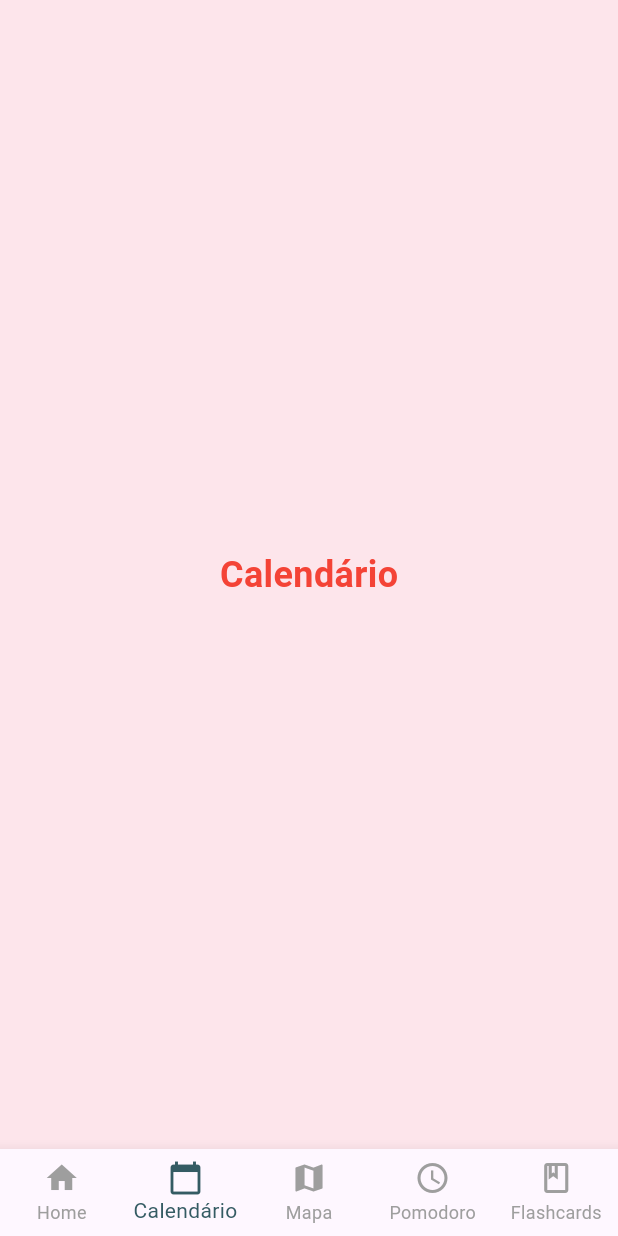
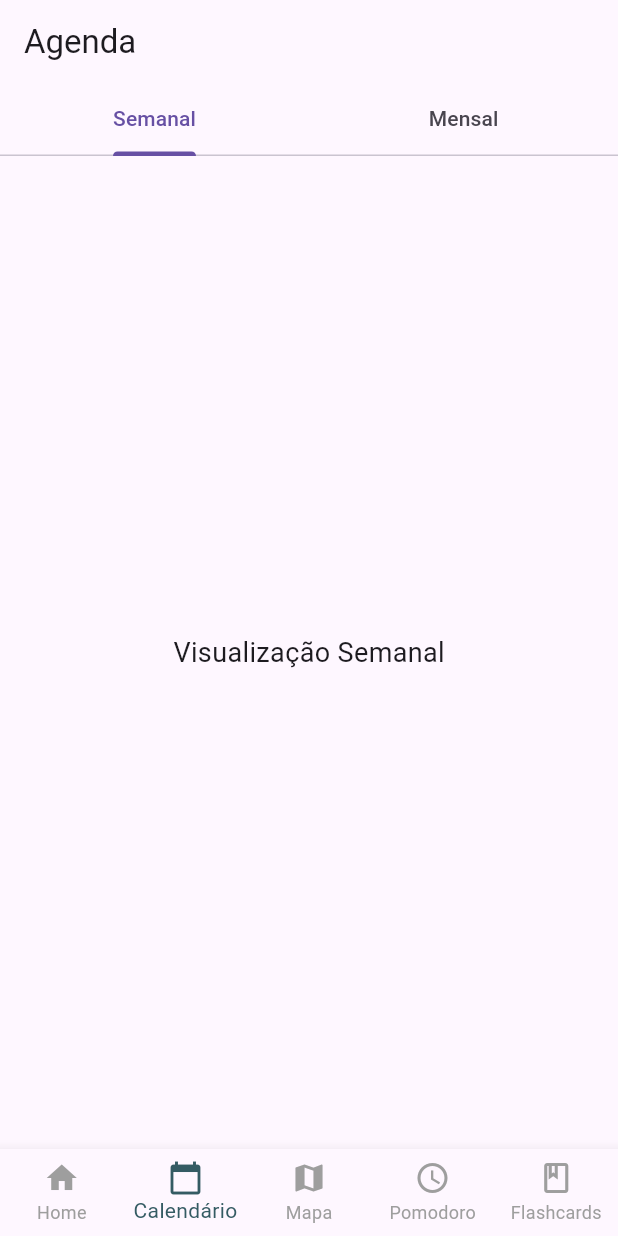
Before and after one commit to MarcelyMelo/DSI_grupo05_2025.1, a Flutter app: the MainNavigationScreen screen opened directly, item 2 of the bottom bar chosen, on a phone screen of 412 x 824 dp. Run offline on Flutter 3.47's test engine with Material 3 defaults, Android fonts, the light colour scheme and no system bars; our stand-ins replace flutter_map, geolocator, latlong2, permission_handler.

Commit message:
Conectando a agenda pelo icone do calendário por meio do import da schedule_page na home_screen.dart

```diff
--- /dev/null
+++ b/lib/features/schedule/widgets/weekly_view.dart
@@ -0,0 +1,15 @@
+import 'package:flutter/material.dart';
+
+class WeeklyView extends StatelessWidget {
+  const WeeklyView({Key? key}) : super(key: key);
+
+  @override
+  Widget build(BuildContext context) {
+    return const Center(
+      child: Text(
+        'Visualização Semanal',
+        style: TextStyle(fontSize: 18),
+      ),
+    );
+  }
+}
--- a/lib/screens/home_screen.dart
+++ b/lib/screens/home_screen.dart
@@ -4,6 +4,7 @@ import 'package:dsi_projeto/components/custom_bottom_navbar.dart'; // Importaç
 import 'package:dsi_projeto/components/colors/appColors.dart'; // Importação das cores
 import 'package:dsi_projeto/screens/pomodoro_screen.dart';
 import 'package:dsi_projeto/screens/map_screen.dart';
+import 'package:dsi_projeto/features/schedule/schedule_page.dart';
 
 class HomeScreen extends StatelessWidget {
   const HomeScreen({super.key});
@@ -30,7 +31,7 @@ class _MainNavigationScreenState extends State<MainNavigationScreen> {
 
   static const List<Widget> _pages = <Widget>[
     TaskListPage(),
-    PlaceholderWidget(Colors.red, "Calendário"),
+    SchedulePage(),
     MapScreen(),
     PomodoroScreen(), // Nova tela adicionada
     PlaceholderWidget(Colors.orange, "Perfil"),
```
Also changed, not shown: lib/features/schedule/widgets/monthly_view.dart (added, +15 -0 lines), lib/features/schedule/schedule_controller.dart (added), lib/features/schedule/widgets/task_tile.dart (added), pubspec.lock.
